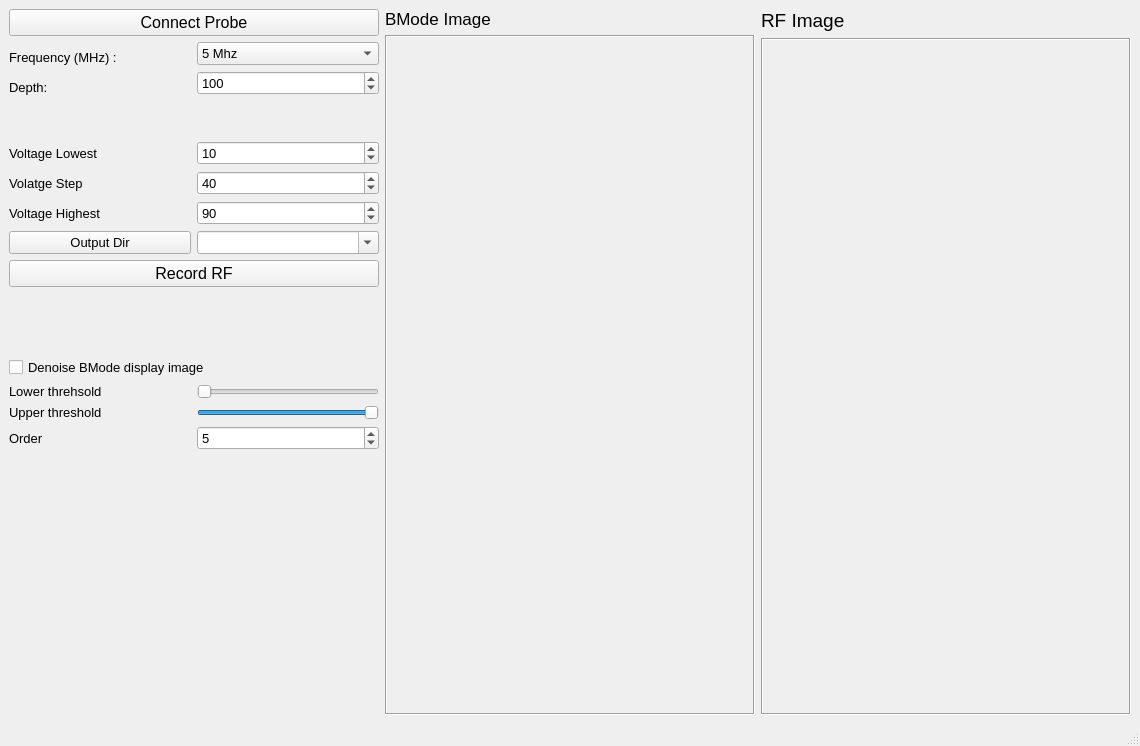
KitwareMedical/UltrasoundIntersonApps, file Spectroscopy.ui: the form before one commit.
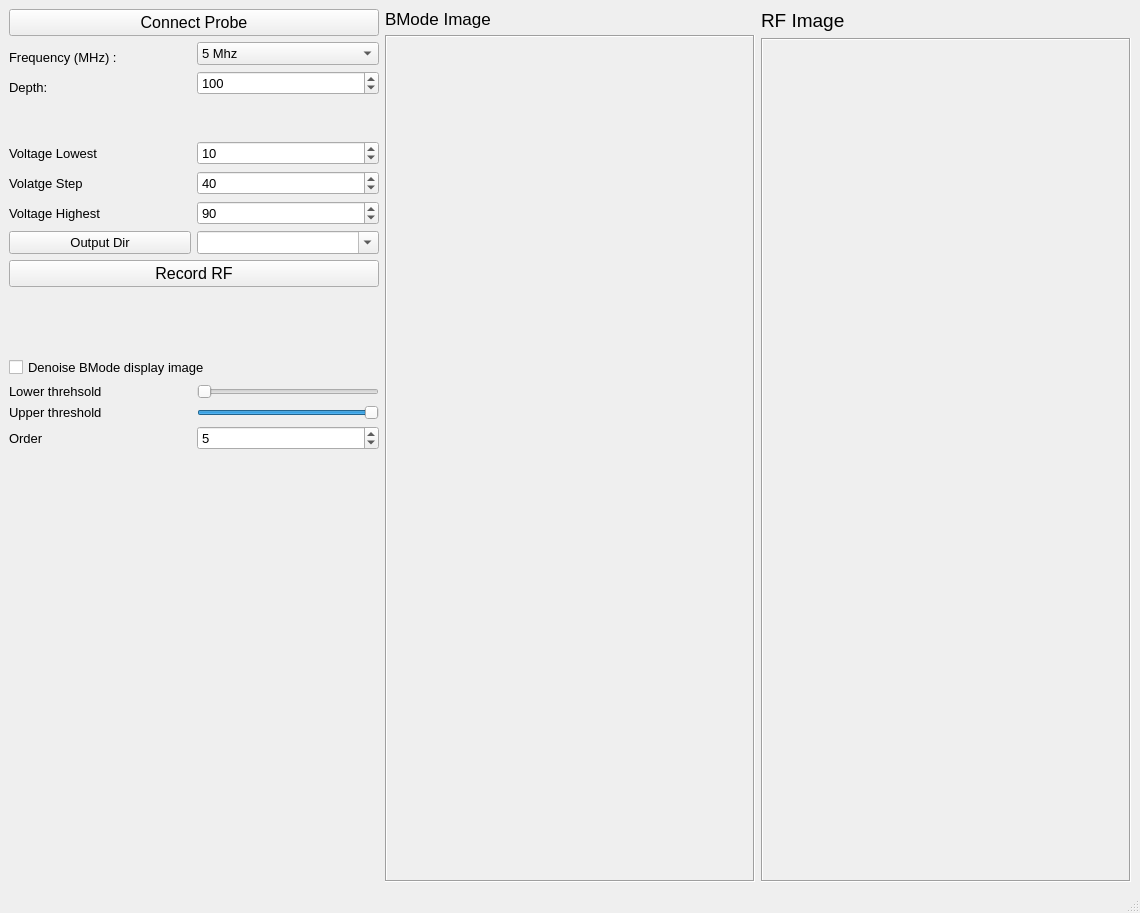
The form after the commit.

Commit message:
ENH: Added a layout box for frequency selection
The frequency selection checkboxes would appear on top of other GUI
elements in the layout.  So, this creates a new layout to display
them separately.

```diff
--- a/Spectroscopy.ui
+++ b/Spectroscopy.ui
@@ -7,7 +7,7 @@
     <x>0</x>
     <y>0</y>
     <width>1140</width>
-    <height>746</height>
+    <height>913</height>
    </rect>
   </property>
   <property name="sizePolicy">
```
Left out of the diff: 39 changed lines with no effect on the pictures. The commit also changes 1 other file.
